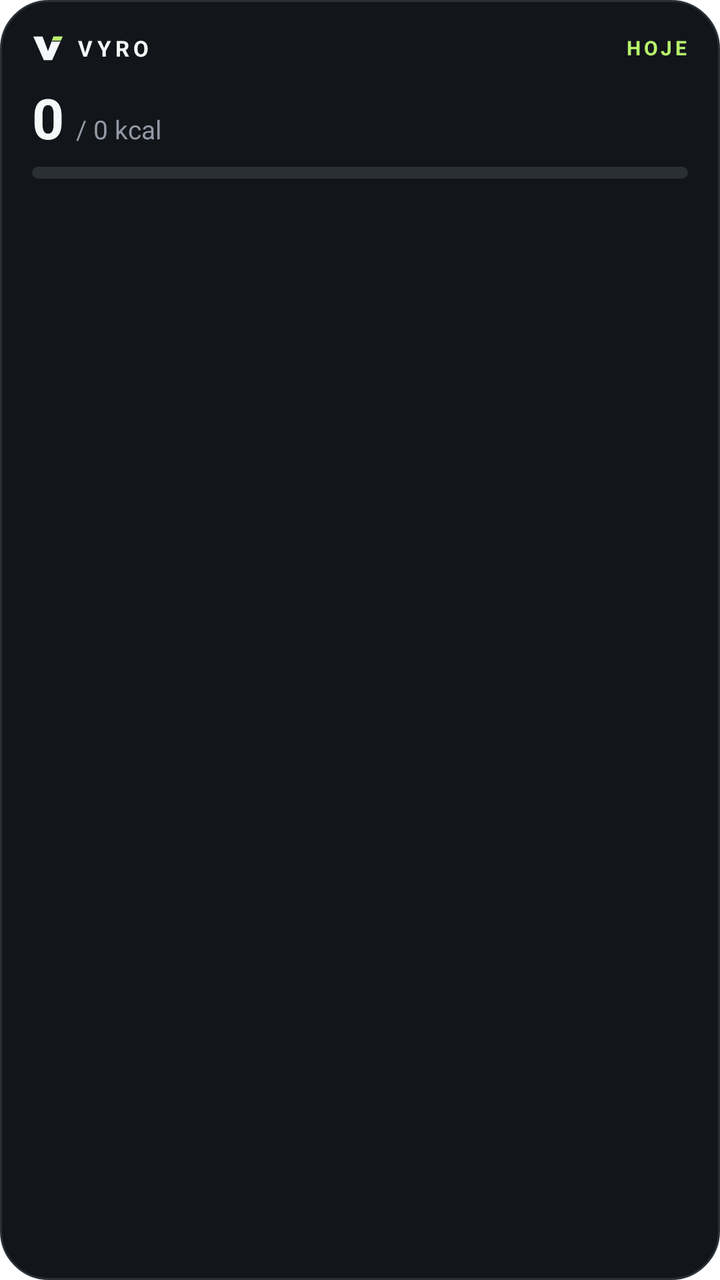
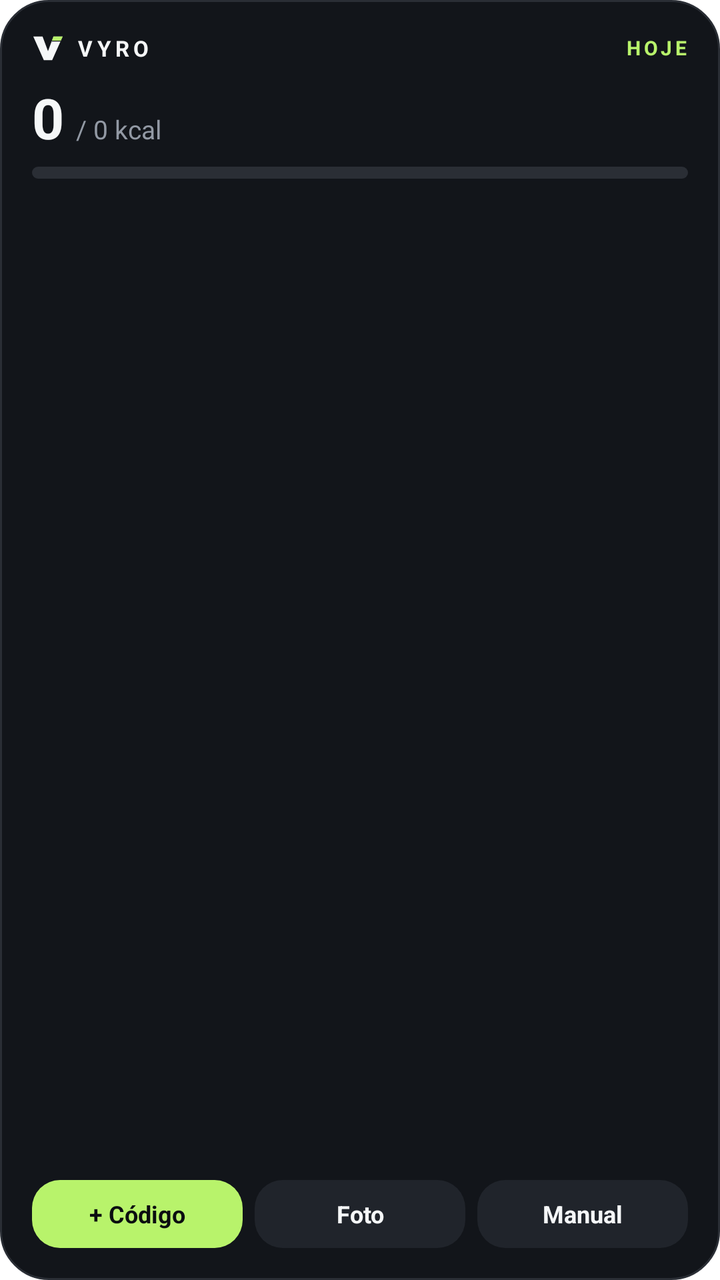

Screens rendered from an Android XML layout before and after an edit, with the pre-edit source and the edit as a unified diff.
<!-- AndroidManifest.xml: fallback theme Theme.MaterialComponents.DayNight.NoActionBar -->
<!-- res/layout/widget_today.xml -->
<?xml version="1.0" encoding="utf-8"?>
<LinearLayout xmlns:android="http://schemas.android.com/apk/res/android"
    android:id="@+id/widget_root"
    android:layout_width="match_parent"
    android:layout_height="match_parent"
    android:background="@drawable/widget_background"
    android:orientation="vertical"
    android:padding="16dp">

    <LinearLayout
        android:layout_width="match_parent"
        android:layout_height="wrap_content"
        android:gravity="center_vertical"
        android:orientation="horizontal">

        <ImageView
            android:layout_width="16dp"
            android:layout_height="16dp"
            android:contentDescription="VYRO"
            android:src="@drawable/vyro_mark" />

        <TextView
            android:layout_width="wrap_content"
            android:layout_height="wrap_content"
            android:layout_marginStart="6dp"
            android:letterSpacing="0.2"
            android:text="VYRO"
            android:textColor="#F5F7F8"
            android:textSize="11sp"
            android:textStyle="bold" />

        <TextView
            android:id="@+id/widget_title"
            android:layout_width="0dp"
            android:layout_height="wrap_content"
            android:layout_weight="1"
            android:gravity="end"
            android:letterSpacing="0.15"
            android:text="HOJE"
            android:textColor="#B8F36B"
            android:textSize="10sp"
            android:textStyle="bold" />
    </LinearLayout>

    <TextView
        android:id="@+id/widget_empty"
        android:layout_width="match_parent"
        android:layout_height="0dp"
        android:layout_weight="1"
        android:gravity="center"
        android:text="@string/widget_empty"
        android:textColor="#9299A4"
        android:textSize="13sp"
        android:visibility="gone" />

    <LinearLayout
        android:id="@+id/widget_content"
        android:layout_width="match_parent"
        android:layout_height="0dp"
        android:layout_weight="1"
        android:orientation="vertical">

        <LinearLayout
            android:layout_width="match_parent"
            android:layout_height="wrap_content"
            android:layout_marginTop="8dp"
            android:baselineAligned="true"
            android:orientation="horizontal">

            <TextView
                android:id="@+id/widget_kcal"
                android:layout_width="wrap_content"
                android:layout_height="wrap_content"
                android:fontFeatureSettings="tnum"
                android:text="0"
                android:textColor="#F5F7F8"
                android:textSize="28sp"
                android:textStyle="bold" />

            <TextView
                android:id="@+id/widget_kcal_goal"
                android:layout_width="wrap_content"
                android:layout_height="wrap_content"
                android:layout_marginStart="6dp"
                android:text="/ 0 kcal"
                android:textColor="#9299A4"
                android:textSize="13sp" />
        </LinearLayout>

        <ProgressBar
            android:id="@+id/widget_progress"
            style="@android:style/Widget.ProgressBar.Horizontal"
            android:layout_width="match_parent"
            android:layout_height="6dp"
            android:layout_marginTop="6dp"
            android:max="100"
            android:progress="0"
            android:progressDrawable="@drawable/widget_progress" />

        <LinearLayout
            android:layout_width="match_parent"
            android:layout_height="wrap_content"
            android:layout_marginTop="6dp"
            android:orientation="horizontal">

            <TextView
                android:id="@+id/widget_left"
                android:layout_width="0dp"
                android:layout_height="wrap_content"
                android:layout_weight="1"
                android:maxLines="1"
                android:textColor="#B8F36B"
                android:textSize="12sp"
                android:textStyle="bold" />

            <TextView
                android:id="@+id/widget_protein"
                android:layout_width="wrap_content"
                android:layout_height="wrap_content"
                android:maxLines="1"
                android:textColor="#9299A4"
                android:textSize="12sp" />
        </LinearLayout>

        <FrameLayout
            android:layout_width="match_parent"
            android:layout_height="0dp"
            android:layout_weight="1" />

        <LinearLayout
            android:layout_width="match_parent"
            android:layout_height="wrap_content"
            android:gravity="bottom"
            android:orientation="horizontal">

            <LinearLayout
                android:layout_width="0dp"
                android:layout_height="wrap_content"
                android:layout_weight="1"
                android:orientation="vertical">

                <TextView
                    android:id="@+id/widget_next_label"
                    android:layout_width="wrap_content"
                    android:layout_height="wrap_content"
                    android:maxLines="1"
                    android:textColor="#9299A4"
                    android:textSize="11sp" />

                <TextView
                    android:id="@+id/widget_next"
                    android:layout_width="wrap_content"
                    android:layout_height="wrap_content"
                    android:ellipsize="end"
                    android:maxLines="1"
                    android:textColor="#F5F7F8"
                    android:textSize="14sp"
                    android:textStyle="bold" />
            </LinearLayout>

            <TextView
                android:id="@+id/widget_week"
                android:layout_width="wrap_content"
                android:layout_height="wrap_content"
                android:layout_marginStart="8dp"
                android:textColor="#9299A4"
                android:textSize="11sp" />
        </LinearLayout>
    </LinearLayout>
</LinearLayout>
<!-- resources referenced by this layout -->
<resources>
  <!-- drawable vyro_mark (drawable) -->
  <?xml version="1.0" encoding="utf-8"?>
  <vector xmlns:android="http://schemas.android.com/apk/res/android"
      android:width="24dp"
      android:height="24dp"
      android:viewportWidth="100"
      android:viewportHeight="100">
      <path android:fillColor="#F5F7F8" android:pathData="M4,14 L33,14 L50,60 L67,14 L96,14 L63,88 L37,88 Z" />
      <path android:fillColor="#12151A" android:pathData="M67,14 L96,14 L89.04,29.6 L61.23,29.6 Z" />
      <path android:fillColor="#B8F36B" android:pathData="M67,14 L96,14 L90.2,27 L62.2,27 Z" />
  </vector>
  <!-- drawable widget_background (drawable) -->
  <?xml version="1.0" encoding="utf-8"?>
  <shape xmlns:android="http://schemas.android.com/apk/res/android" android:shape="rectangle">
      <solid android:color="#12151A" />
      <corners android:radius="24dp" />
      <stroke android:width="1dp" android:color="#2A2E35" />
  </shape>
  <!-- drawable widget_progress (drawable) -->
  <?xml version="1.0" encoding="utf-8"?>
  <layer-list xmlns:android="http://schemas.android.com/apk/res/android">
      <item android:id="@android:id/background">
          <shape android:shape="rectangle">
              <corners android:radius="99dp" />
              <solid android:color="#2A2E35" />
          </shape>
      </item>
      <item android:id="@android:id/progress">
          <clip>
              <shape android:shape="rectangle">
                  <corners android:radius="99dp" />
                  <solid android:color="#B8F36B" />
              </shape>
          </clip>
      </item>
  </layer-list>
  <string name="widget_empty">Abre a VYRO para ver o teu dia.</string>
</resources>

<!-- the commit's change to res/layout/widget_today.xml (unified diff, before → after) -->
@@ -166,5 +166,50 @@
                 android:textColor="#9299A4"
                 android:textSize="11sp" />
         </LinearLayout>
+        <LinearLayout
+            android:layout_width="match_parent"
+            android:layout_height="wrap_content"
+            android:layout_marginTop="10dp"
+            android:orientation="horizontal">
+            <TextView
+                android:id="@+id/btn_scan"
+                android:layout_width="0dp"
+                android:layout_height="34dp"
+                android:layout_weight="1"
+                android:layout_marginEnd="6dp"
+                android:background="@drawable/widget_button_primary"
+                android:gravity="center"
+                android:maxLines="1"
+                android:text="+ Código"
+                android:textColor="#0B0D10"
+                android:textSize="12sp"
+                android:textStyle="bold" />
+            <TextView
+                android:id="@+id/btn_photo"
+                android:layout_width="0dp"
+                android:layout_height="34dp"
+                android:layout_weight="1"
+                android:layout_marginEnd="6dp"
+                android:background="@drawable/widget_button"
+                android:gravity="center"
+                android:maxLines="1"
+                android:text="Foto"
+                android:textColor="#F5F7F8"
+                android:textSize="12sp"
+                android:textStyle="bold" />
+            <TextView
+                android:id="@+id/btn_manual"
+                android:layout_width="0dp"
+                android:layout_height="34dp"
+                android:layout_weight="1"
+                android:layout_marginEnd="0dp"
+                android:background="@drawable/widget_button"
+                android:gravity="center"
+                android:maxLines="1"
+                android:text="Manual"
+                android:textColor="#F5F7F8"
+                android:textSize="12sp"
+                android:textStyle="bold" />
+        </LinearLayout>
     </LinearLayout>
 </LinearLayout>
<!-- resource entries referenced after the edit -->
@@ -17,6 +17,18 @@
       <solid android:color="#12151A" />
       <corners android:radius="24dp" />
       <stroke android:width="1dp" android:color="#2A2E35" />
+  </shape>
+  <!-- drawable widget_button (drawable) -->
+  <?xml version="1.0" encoding="utf-8"?>
+  <shape xmlns:android="http://schemas.android.com/apk/res/android" android:shape="rectangle">
+      <solid android:color="#20242B" />
+      <corners android:radius="14dp" />
+  </shape>
+  <!-- drawable widget_button_primary (drawable) -->
+  <?xml version="1.0" encoding="utf-8"?>
+  <shape xmlns:android="http://schemas.android.com/apk/res/android" android:shape="rectangle">
+      <solid android:color="#B8F36B" />
+      <corners android:radius="14dp" />
   </shape>
   <!-- drawable widget_progress (drawable) -->
   <?xml version="1.0" encoding="utf-8"?>
